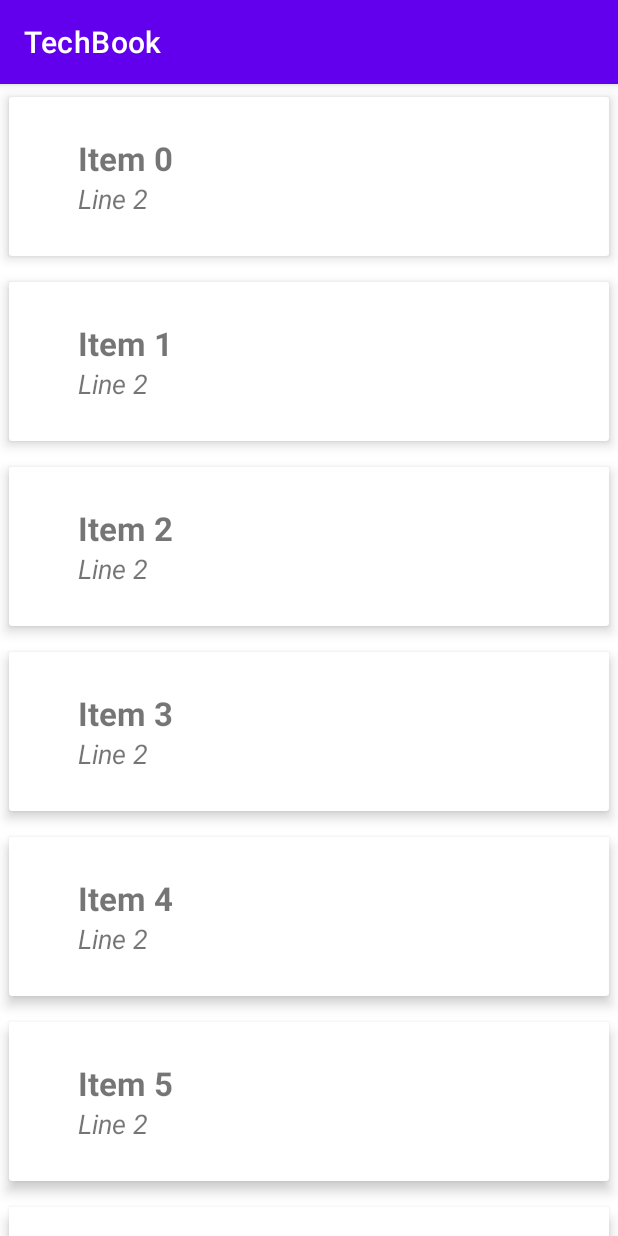
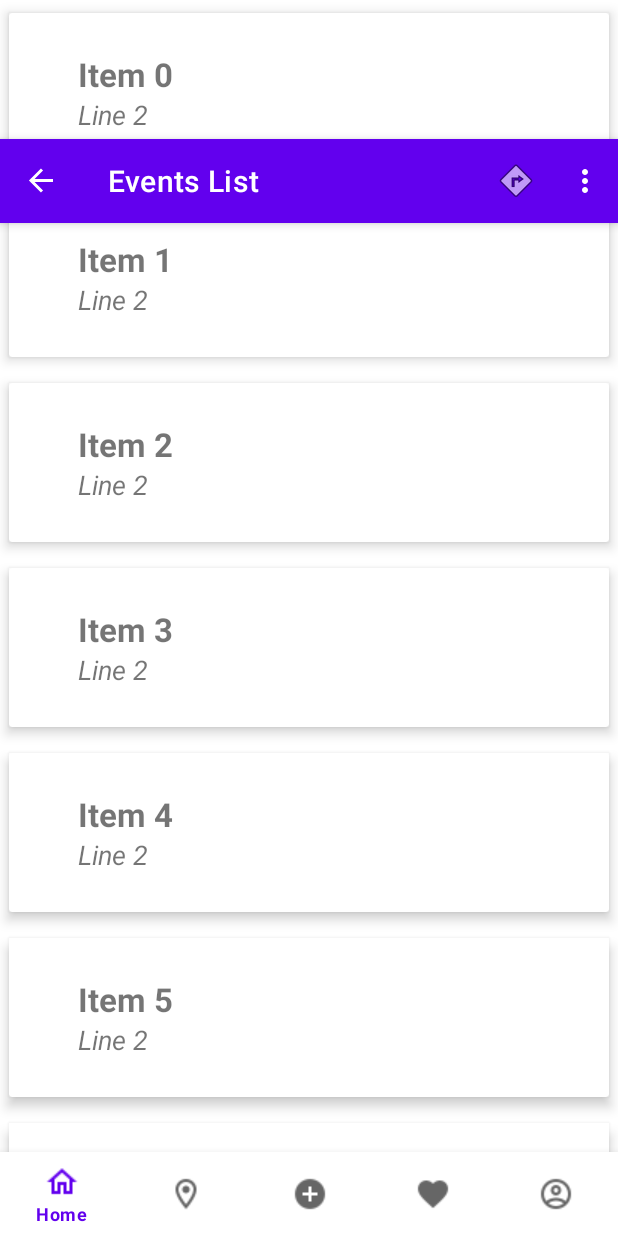
Before and after one commit to theetechbook/techbook, an Android app: the EventsList screen opened through its navigation route, on a phone screen of 412 x 824 dp. Run offline under Robolectric (Android 15) with nearby library versions, the phone set to English and light mode, and no system bars; our stand-ins replace Dagger/Hilt's generated code, navigation-ui.

Commit message:
fragments

```diff
--- a/app/src/main/java/com/latifah/techbook/MainActivity.kt
+++ b/app/src/main/java/com/latifah/techbook/MainActivity.kt
@@ -2,6 +2,14 @@ package com.latifah.techbook
 
 import androidx.appcompat.app.AppCompatActivity
 import android.os.Bundle
+import android.view.Menu
+import android.view.MenuItem
+import androidx.navigation.findNavController
+import androidx.navigation.fragment.NavHostFragment
+import androidx.navigation.ui.AppBarConfiguration
+import androidx.navigation.ui.onNavDestinationSelected
+import androidx.navigation.ui.setupWithNavController
+import com.google.android.material.appbar.MaterialToolbar
 import dagger.hilt.android.AndroidEntryPoint
 
 /**
@@ -12,5 +20,25 @@ class MainActivity : AppCompatActivity() {
     override fun onCreate(savedInstanceState: Bundle?) {
         super.onCreate(savedInstanceState)
         setContentView(R.layout.activity_main)
+
+        val toolbar = findViewById<MaterialToolbar>(R.id.toolbar)
+        setSupportActionBar(toolbar)
+
+        val navHostFragment = supportFragmentManager.findFragmentById(R.id.my_nav_host_fragment) as NavHostFragment
+        val navController = navHostFragment.navController
+        val builder = AppBarConfiguration.Builder(navController.graph)
+        val appBarConfiguration = builder.build()
+        toolbar.setupWithNavController(navController,appBarConfiguration)
+    }
+
+    override fun onCreateOptionsMenu(menu: Menu): Boolean {
+        menuInflater.inflate(R.menu.top_bar,menu)
+        return super.onCreateOptionsMenu(menu)
+    }
+
+    override fun onOptionsItemSelected(item: MenuItem): Boolean {
+        val navController = findNavController(R.id.my_nav_host_fragment)
+        return item.onNavDestinationSelected(navController) ||
+        super.onOptionsItemSelected(item)
     }
 }
--- a/app/src/main/java/com/latifah/techbook/database/models/DataSource.kt
+++ b/app/src/main/java/com/latifah/techbook/database/models/DataSource.kt
@@ -3,11 +3,11 @@ package com.latifah.techbook.database.models
 class DataSource {
     fun loadEvents(): MutableList<EventsToday> {
         return  mutableListOf<EventsToday>(
-            EventsToday("java", "great"),
-            EventsToday("Kotlin Expo", "New York"),
-            EventsToday("Python", "Atlanta"),
-            EventsToday("JavaScript", "Georgia"),
-            EventsToday("PHP", "California")
+            EventsToday(1,"java", "great"),
+            EventsToday(1,"Kotlin Expo", "New York"),
+            EventsToday(1,"Python", "Atlanta"),
+            EventsToday(1,"JavaScript", "Georgia"),
+            EventsToday(1,"PHP", "California")
 
         )
     }
--- a/app/src/main/res/layout/activity_main.xml
+++ b/app/src/main/res/layout/activity_main.xml
@@ -10,12 +10,29 @@
         android:id="@+id/my_nav_host_fragment"
         android:name="androidx.navigation.fragment.NavHostFragment"
         android:layout_width="match_parent"
-        android:layout_height="match_parent"
+        android:layout_height="0dp"
+        android:layout_weight="1"
         app:defaultNavHost="true"
         app:layout_constraintBottom_toBottomOf="parent"
         app:layout_constraintEnd_toEndOf="parent"
         app:layout_constraintStart_toStartOf="parent"
         app:layout_constraintTop_toTopOf="parent"
-        app:navGraph="@navigation/login_nav"/>
+        app:navGraph="@navigation/login_nav" />
+
+    <com.google.android.material.appbar.MaterialToolbar
+       android:id="@+id/toolbar"
+        style="@style/Widget.MaterialComponents.Toolbar.Primary"
+        android:layout_width="match_parent"
+        android:layout_height="?attr/actionBarSize"
+        android:layout_marginBottom="675dp"
+        app:layout_constraintBottom_toBottomOf="@+id/my_nav_host_fragment"
+        app:layout_constraintEnd_toEndOf="parent"
+        app:layout_constraintStart_toStartOf="parent" />
+
+    <com.google.android.material.bottomnavigation.BottomNavigationView
+        android:layout_width="match_parent"
+        android:layout_height="wrap_content"
+        app:layout_constraintBottom_toBottomOf="parent"
+        app:menu="@menu/bottom_navigation" />
 
 </androidx.constraintlayout.widget.ConstraintLayout>
--- a/app/src/main/res/layout/fragment_dashboard.xml
+++ b/app/src/main/res/layout/fragment_dashboard.xml
@@ -14,5 +14,6 @@
         app:layout_constraintBottom_toBottomOf="parent"
         app:layout_constraintEnd_toEndOf="parent"
         app:layout_constraintStart_toStartOf="parent"
-        app:layout_constraintTop_toTopOf="parent" />
+        app:layout_constraintTop_toTopOf="parent"
+        app:layoutManager="androidx.recyclerview.widget.LinearLayoutManager" />
 </androidx.constraintlayout.widget.ConstraintLayout>
--- a/app/src/main/res/layout/fragment_profile.xml
+++ b/app/src/main/res/layout/fragment_profile.xml
@@ -55,7 +55,9 @@
         android:visibility="visible"
         app:layout_constraintBottom_toBottomOf="parent"
         app:layout_constraintEnd_toEndOf="parent"
-        app:layout_constraintStart_toStartOf="parent" />
+        app:layout_constraintStart_toStartOf="parent"
+        app:layoutManager="androidx.recyclerview.widget.LinearLayoutManager"
+        tools:listitem="@layout/profile_item"/>
 
     <TextView
         android:id="@+id/username"
--- a/app/src/main/res/layout/fragment_splash.xml
+++ b/app/src/main/res/layout/fragment_splash.xml
@@ -34,10 +34,12 @@
         android:id="@+id/imageView2"
         android:layout_width="264dp"
         android:layout_height="266dp"
+        android:layout_marginTop="116dp"
         android:src="@drawable/techbooklogo"
+        app:layout_constraintBottom_toTopOf="@+id/login_button_splash"
         app:layout_constraintEnd_toEndOf="parent"
-        app:layout_constraintHorizontal_bias="0.496"
+        app:layout_constraintHorizontal_bias="0.557"
         app:layout_constraintStart_toStartOf="parent"
-        tools:layout_editor_absoluteY="81dp" />
+        app:layout_constraintTop_toTopOf="parent" />
 
 </androidx.constraintlayout.widget.ConstraintLayout>
--- a/app/src/main/res/layout/post_item_layout.xml
+++ b/app/src/main/res/layout/post_item_layout.xml
@@ -11,6 +11,7 @@
         android:layout_width="match_parent"
         android:layout_height="match_parent"
         app:layoutManager="androidx.recyclerview.widget.LinearLayoutManager"
-        tools:listitem="@layout/post" />
+        tools:listitem="@layout/post"
+        />
 
 </FrameLayout>
--- /dev/null
+++ b/app/src/main/res/menu/top_bar.xml
@@ -0,0 +1,15 @@
+<?xml version="1.0" encoding="utf-8"?>
+<menu xmlns:android="http://schemas.android.com/apk/res/android"
+    xmlns:app="http://schemas.android.com/apk/res-auto">
+
+    <item
+        android:id="@+id/eventsList"
+        android:icon="@android:drawable/ic_menu_directions"
+        android:title="Events List"
+        app:showAsAction ="always"/>
+
+
+    <item android:title="Item" />
+    <item android:title="Item" />
+    <item android:title="Item" />
+</menu>
--- a/app/src/main/res/navigation/login_nav.xml
+++ b/app/src/main/res/navigation/login_nav.xml
@@ -67,7 +67,7 @@
     <fragment
         android:id="@+id/eventsList"
         android:name="com.latifah.techbook.ui.fragments.EventsList"
-        android:label="events_list_fragment"
+        android:label="Events List"
         tools:layout="@layout/events_list_fragment" >
         <action
             android:id="@+id/action_eventsList_to_events"
--- a/app/src/main/res/values-night/themes.xml
+++ b/app/src/main/res/values-night/themes.xml
@@ -1,6 +1,6 @@
 <resources xmlns:tools="http://schemas.android.com/tools">
     <!-- Base application theme. -->
-    <style name="Theme.TechBook" parent="Theme.MaterialComponents.DayNight.DarkActionBar">
+    <style name="Theme.TechBook" parent="Theme.MaterialComponents.DayNight.NoActionBar">
         <!-- Primary brand color. -->
         <item name="colorPrimary">@color/purple_200</item>
         <item name="colorPrimaryVariant">@color/purple_700</item>
--- a/app/src/main/res/values/themes.xml
+++ b/app/src/main/res/values/themes.xml
@@ -1,6 +1,6 @@
 <resources xmlns:tools="http://schemas.android.com/tools">
     <!-- Base application theme. -->
-    <style name="Theme.TechBook" parent="Theme.MaterialComponents.DayNight.DarkActionBar">
+    <style name="Theme.TechBook" parent="Theme.MaterialComponents.DayNight.NoActionBar">
         <!-- Primary brand color. -->
         <item name="colorPrimary">@color/purple_500</item>
         <item name="colorPrimaryVariant">@color/purple_700</item>
```
Also changed, not shown: app/src/main/java/com/latifah/techbook/ui/fragments/PostFragment.kt (added, +28 -0 lines), app/src/main/res/layout/fragment_post.xml (added, +13 -0 lines), app/src/main/res/navigation/nav_graph_top.xml (added, +35 -0 lines).
